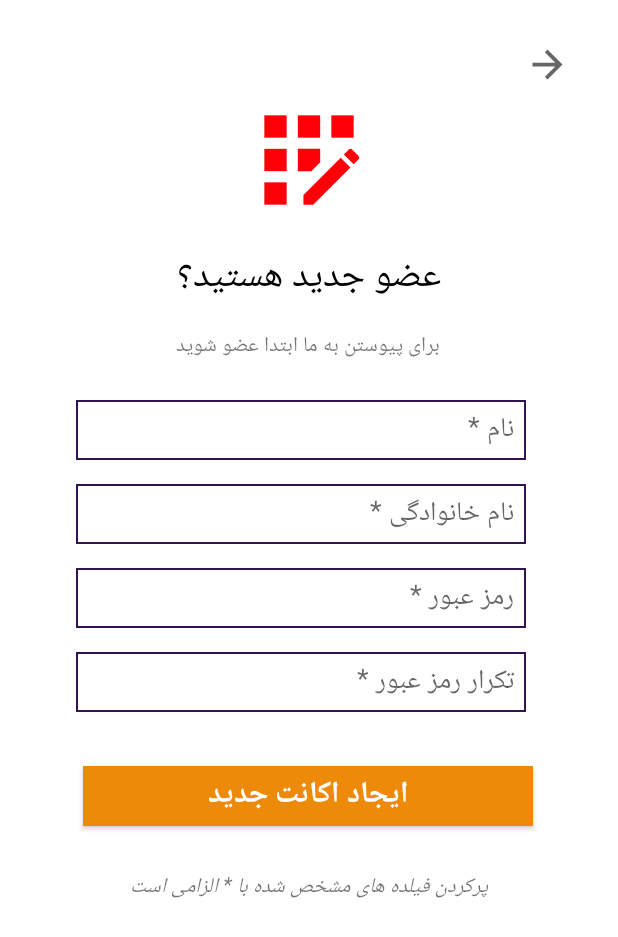
After one commit to porya1988/myapp2021, an Android app: the MembershipActivity screen opened directly, with no data from a screen before it, on a phone screen of 412 x 824 dp. The commit adds this screen. Shown: the top 937 px of the screen. Run offline under Robolectric (Android 15) with nearby library versions, the phone set to English and light mode, and no system bars; pictures from the network do not load.

Commit message:
login form

```diff
--- a/app/src/main/AndroidManifest.xml
+++ b/app/src/main/AndroidManifest.xml
@@ -12,7 +12,8 @@
         android:roundIcon="@mipmap/ic_launcher_round"
         android:supportsRtl="true"
         android:theme="@style/Theme.MyApp2021">
-        <activity android:name=".foodDetail.RegisterActivity"></activity>
+        <activity android:name=".foodDetail.MembershipActivity"></activity>
+        <activity android:name=".foodDetail.RegisterActivity" />
         <activity android:name=".main.OptionMenu.AboutActivity" />
         <activity android:name=".main.OptionMenu.ContactActivity" />
         <activity android:name=".main.shoppinglist.AddNoteActivity" />
--- a/app/src/main/java/com/example/myapp2021/foodDetail/FoodDetailActivity.java
+++ b/app/src/main/java/com/example/myapp2021/foodDetail/FoodDetailActivity.java
@@ -60,8 +60,14 @@ public class FoodDetailActivity extends AppCompatActivity {
         });
         likeFood();
 
-
-
+    binding.txtWriteOpinion.setOnClickListener(new View.OnClickListener() {
+        @Override
+        public void onClick(View v) {
+            Intent intent=new Intent(AppConfiguration.getContext(),RegisterActivity.class);
+            intent.addFlags(Intent.FLAG_ACTIVITY_NEW_TASK);
+            startActivity(intent);
+        }
+    });
     }
 
     private void likeFood() {
--- /dev/null
+++ b/app/src/main/java/com/example/myapp2021/foodDetail/MembershipActivity.java
@@ -0,0 +1,20 @@
+package com.example.myapp2021.foodDetail;
+
+import androidx.appcompat.app.AppCompatActivity;
+
+import android.os.Bundle;
+
+import com.example.myapp2021.R;
+import com.example.myapp2021.databinding.ActivityMembershipBinding;
+
+public class MembershipActivity extends AppCompatActivity {
+
+
+    ActivityMembershipBinding binding;
+    @Override
+    protected void onCreate(Bundle savedInstanceState) {
+        super.onCreate(savedInstanceState);
+        binding=ActivityMembershipBinding.inflate(getLayoutInflater());
+        setContentView(binding.getRoot());
+    }
+}
--- a/app/src/main/java/com/example/myapp2021/foodDetail/RegisterActivity.java
+++ b/app/src/main/java/com/example/myapp2021/foodDetail/RegisterActivity.java
@@ -2,9 +2,12 @@ package com.example.myapp2021.foodDetail;
 
 import androidx.appcompat.app.AppCompatActivity;
 
+import android.content.Intent;
 import android.os.Bundle;
+import android.view.View;
 
 import com.example.myapp2021.R;
+import com.example.myapp2021.config.AppConfiguration;
 import com.example.myapp2021.databinding.ActivityRegisterBinding;
 
 public class RegisterActivity extends AppCompatActivity {
@@ -15,5 +18,24 @@ public class RegisterActivity extends AppCompatActivity {
         super.onCreate(savedInstanceState);
         binding=ActivityRegisterBinding.inflate(getLayoutInflater());
         setContentView(binding.getRoot());
+
+        binding.btnClose.setOnClickListener(new View.OnClickListener() {
+            @Override
+            public void onClick(View v) {
+                finish();
+            }
+        });
+
+        binding.btnMembership.setOnClickListener(new View.OnClickListener() {
+            @Override
+            public void onClick(View v) {
+                Intent intent=new Intent(AppConfiguration.getContext(),MembershipActivity.class);
+                intent.addFlags(Intent.FLAG_ACTIVITY_NEW_TASK);
+                AppConfiguration.getContext().startActivity(intent);
+
+            }
+        });
     }
+
+
 }
--- /dev/null
+++ b/app/src/main/res/drawable/ic_baseline_app_registration_24.xml
@@ -0,0 +1,12 @@
+<vector android:height="24dp" android:tint="#FF0008"
+    android:viewportHeight="24" android:viewportWidth="24"
+    android:width="24dp" xmlns:android="http://schemas.android.com/apk/res/android">
+    <path android:fillColor="@android:color/white" android:pathData="M10,4h4v4h-4z"/>
+    <path android:fillColor="@android:color/white" android:pathData="M4,16h4v4h-4z"/>
+    <path android:fillColor="@android:color/white" android:pathData="M4,10h4v4h-4z"/>
+    <path android:fillColor="@android:color/white" android:pathData="M4,4h4v4h-4z"/>
+    <path android:fillColor="@android:color/white" android:pathData="M14,12.42l0,-2.42l-4,0l0,4l2.42,0z"/>
+    <path android:fillColor="@android:color/white" android:pathData="M20.88,11.29l-1.17,-1.17c-0.16,-0.16 -0.42,-0.16 -0.58,0L18.25,11L20,12.75l0.88,-0.88C21.04,11.71 21.04,11.45 20.88,11.29z"/>
+    <path android:fillColor="@android:color/white" android:pathData="M11,18.25l0,1.75l1.75,0l6.67,-6.67l-1.75,-1.75z"/>
+    <path android:fillColor="@android:color/white" android:pathData="M16,4h4v4h-4z"/>
+</vector>
--- /dev/null
+++ b/app/src/main/res/drawable/ic_baseline_black_arrow_forward_24.xml
@@ -0,0 +1,11 @@
+<vector xmlns:android="http://schemas.android.com/apk/res/android"
+    android:width="24dp"
+    android:height="24dp"
+    android:viewportWidth="24"
+    android:viewportHeight="24"
+    android:tint="?attr/colorControlNormal"
+    android:autoMirrored="true">
+  <path
+      android:fillColor="@android:color/white"
+      android:pathData="M12,4l-1.41,1.41L16.17,11H4v2h12.17l-5.58,5.59L12,20l8,-8z"/>
+</vector>
--- a/app/src/main/res/layout-v21/activity_fooddetail.xml
+++ b/app/src/main/res/layout-v21/activity_fooddetail.xml
@@ -8,7 +8,7 @@
     <RelativeLayout
         android:id="@+id/relative_fooddetail"
         android:layout_width="match_parent"
-        android:layout_height="wrap_content"
+        android:layout_height="match_parent"
         android:orientation="vertical"
         tools:context=".foodDetail.FoodDetail">
 
@@ -112,21 +112,25 @@
             android:textSize="@dimen/text_size"
             app:fontFamily="@font/bazanin" />
 
+
+
+
             <androidx.appcompat.widget.AppCompatImageView
+                android:layout_below="@id/txt_prepare"
                 android:layout_marginTop="@dimen/margin"
                 android:layout_marginEnd="@dimen/argin_right"
                 android:layout_alignParentEnd="true"
-            android:layout_below="@id/txt_prepare"
                 app:srcCompat="@drawable/ic_baseline_comment_24"
                 android:id="@+id/img_opinion"
                 android:layout_width="wrap_content"
                 android:layout_height="wrap_content"/>
 
             <androidx.appcompat.widget.AppCompatTextView
+                android:layout_below="@id/txt_prepare"
                 android:id="@+id/txt_writeOpinion"
+                android:layout_toLeftOf="@id/img_opinion"
                 android:layout_width="match_parent"
                 android:layout_height="wrap_content"
-            android:layout_below="@id/txt_prepare"
                 android:layout_alignParentEnd="true"
                 android:layout_marginTop="@dimen/margin"
                 android:layout_marginEnd="47dp"
--- /dev/null
+++ b/app/src/main/res/layout/activity_membership.xml
@@ -0,0 +1,144 @@
+<?xml version="1.0" encoding="utf-8"?>
+<androidx.constraintlayout.widget.ConstraintLayout xmlns:android="http://schemas.android.com/apk/res/android"
+    xmlns:app="http://schemas.android.com/apk/res-auto"
+    xmlns:tools="http://schemas.android.com/tools"
+    android:layout_width="match_parent"
+    android:layout_height="match_parent"
+    tools:context=".foodDetail.MembershipActivity">
+
+    <androidx.appcompat.widget.AppCompatImageView
+        android:id="@+id/appCompatImageView7"
+        android:layout_width="30sp"
+        android:layout_height="30sp"
+        android:layout_marginTop="28dp"
+        app:layout_constraintEnd_toEndOf="parent"
+        app:layout_constraintHorizontal_bias="0.917"
+        app:layout_constraintStart_toStartOf="parent"
+        app:layout_constraintTop_toTopOf="parent"
+        app:srcCompat="@drawable/ic_baseline_black_arrow_forward_24" />
+
+    <androidx.appcompat.widget.AppCompatImageView
+        android:id="@+id/appCompatImageView8"
+        android:layout_width="89sp"
+        android:layout_height="89sp"
+        android:layout_marginTop="4dp"
+        app:layout_constraintEnd_toEndOf="parent"
+        app:layout_constraintStart_toStartOf="parent"
+        app:layout_constraintTop_toBottomOf="@+id/appCompatImageView7"
+        app:srcCompat="@drawable/ic_baseline_app_registration_24" />
+
+    <androidx.appcompat.widget.AppCompatTextView
+        android:id="@+id/appCompatTextView7"
+        android:layout_width="wrap_content"
+        android:layout_height="wrap_content"
+        android:layout_marginTop="12dp"
+        android:text="@string/new_member"
+        android:textColor="@color/black"
+        android:textSize="@dimen/txt_title_size"
+        app:layout_constraintEnd_toEndOf="parent"
+        app:layout_constraintStart_toStartOf="parent"
+        app:layout_constraintTop_toBottomOf="@+id/appCompatImageView8" />
+
+    <androidx.appcompat.widget.AppCompatTextView
+        android:id="@+id/appCompatTextView8"
+        android:layout_width="wrap_content"
+        android:layout_height="wrap_content"
+        android:layout_marginTop="12dp"
+        android:text="@string/member_for_register"
+        app:layout_constraintEnd_toEndOf="parent"
+        app:layout_constraintHorizontal_bias="0.497"
+        app:layout_constraintStart_toStartOf="parent"
+        app:layout_constraintTop_toBottomOf="@+id/appCompatTextView7" />
+
+
+    <androidx.appcompat.widget.AppCompatEditText
+        android:id="@+id/name"
+        android:layout_width="@dimen/edittext_width"
+        android:layout_height="@dimen/edittext_height"
+
+        android:layout_centerHorizontal="true"
+        android:layout_marginTop="24dp"
+        android:background="@drawable/my_edittext"
+        android:hint="@string/name"
+        android:paddingEnd="@dimen/margin"
+        app:layout_constraintEnd_toEndOf="parent"
+        app:layout_constraintHorizontal_bias="0.45"
+        app:layout_constraintStart_toStartOf="parent"
+        app:layout_constraintTop_toBottomOf="@+id/appCompatTextView8" />
+
+
+    <androidx.appcompat.widget.AppCompatEditText
+        android:id="@+id/family"
+        android:layout_width="@dimen/edittext_width"
+        android:layout_height="@dimen/edittext_height"
+        android:layout_centerHorizontal="true"
+        android:layout_marginTop="16dp"
+        android:background="@drawable/my_edittext"
+        android:hint="@string/family_name"
+        android:paddingEnd="@dimen/margin"
+        app:layout_constraintEnd_toEndOf="parent"
+        app:layout_constraintHorizontal_bias="0.45"
+        app:layout_constraintStart_toStartOf="parent"
+        app:layout_constraintTop_toBottomOf="@+id/name" />
+
+
+    <androidx.appcompat.widget.AppCompatEditText
+        android:id="@+id/password"
+        android:layout_width="@dimen/edittext_width"
+        android:layout_height="@dimen/edittext_height"
+        android:layout_centerHorizontal="true"
+        android:layout_marginTop="16dp"
+        android:background="@drawable/my_edittext"
+        android:hint="@string/password"
+        android:paddingEnd="@dimen/margin"
+        app:layout_constraintEnd_toEndOf="parent"
+        app:layout_constraintHorizontal_bias="0.45"
+        app:layout_constraintStart_toStartOf="parent"
+        app:layout_constraintTop_toBottomOf="@+id/family" />
+
+
+    <androidx.appcompat.widget.AppCompatEditText
+        android:id="@+id/repeat_paddword"
+        android:layout_width="@dimen/edittext_width"
+        android:layout_height="@dimen/edittext_height"
+        android:layout_centerHorizontal="true"
+        android:layout_marginTop="16dp"
+        android:background="@drawable/my_edittext"
+        android:hint="@string/repeat_password"
+        android:paddingEnd="@dimen/margin"
+        app:layout_constraintEnd_toEndOf="parent"
+        app:layout_constraintHorizontal_bias="0.45"
+        app:layout_constraintStart_toStartOf="parent"
+        app:layout_constraintTop_toBottomOf="@+id/password" />
+
+
+    <androidx.appcompat.widget.AppCompatButton
+        android:id="@+id/create_account"
+        android:layout_width="@dimen/edittext_width"
+        android:layout_height="@dimen/edittext_height"
+        android:layout_marginTop="36dp"
+        android:background="@color/orangepallet"
+        android:text="@string/create_new_account"
+        android:textColor="@color/white"
+        android:textSize="@dimen/enter_textsize"
+        android:textStyle="bold"
+        app:layout_constraintEnd_toEndOf="parent"
+        app:layout_constraintHorizontal_bias="0.495"
+        app:layout_constraintStart_toStartOf="parent"
+        app:layout_constraintTop_toBottomOf="@+id/repeat_paddword" />
+
+
+    <androidx.appcompat.widget.AppCompatTextView
+        android:textStyle="italic"
+        android:id="@+id/appCompatTextView9"
+        android:layout_width="wrap_content"
+        android:layout_height="wrap_content"
+        android:layout_marginTop="20dp"
+        android:text="@string/filling_neccessary"
+        app:layout_constraintBottom_toBottomOf="parent"
+        app:layout_constraintEnd_toEndOf="parent"
+        app:layout_constraintStart_toStartOf="parent"
+        app:layout_constraintTop_toBottomOf="@+id/create_account"
+        app:layout_constraintVertical_bias="0.038" />
+
+</androidx.constraintlayout.widget.ConstraintLayout>
--- a/app/src/main/res/layout/activity_register.xml
+++ b/app/src/main/res/layout/activity_register.xml
@@ -43,7 +43,7 @@
         android:layout_height="wrap_content"/>
 
     <androidx.appcompat.widget.AppCompatEditText
-
+        android:paddingRight="@dimen/margin"
         android:id="@+id/username_edittext"
         android:background="@drawable/my_edittext"
         android:layout_marginTop="55sp"
@@ -54,6 +54,7 @@
         android:hint="@string/username"/>
 
     <androidx.appcompat.widget.AppCompatEditText
+        android:paddingRight="@dimen/margin"
         android:layout_below="@id/username_edittext"
         android:id="@+id/email_edittext"
         android:background="@drawable/my_edittext"
--- a/app/src/main/res/values/strings.xml
+++ b/app/src/main/res/values/strings.xml
@@ -75,5 +75,13 @@
     <string name="enter_with_google">ورود با گوگل</string>
     <string name="forgot_password">رمز عبور خود را فراموش کرده اید؟</string>
     <string name="membership">عضویت</string>
+    <string name="new_member">عضو جدید هستید؟</string>
+    <string name="name">نام *</string>
+    <string name="password">رمز عبور *</string>
+    <string name="member_for_register">برای پیوستن به ما ابتدا عضو شوید</string>
+    <string name="repeat_password">تکرار رمز عبور *</string>
+    <string name="create_new_account">ایجاد اکانت جدید</string>
+    <string name="family_name">نام خانوادگی *</string>
+    <string name="filling_neccessary">پرکردن فیلده های مشخص شده با * الزامی است</string>
 
 </resources>
```
Lines whose indentation alone changed are shown as unchanged.
